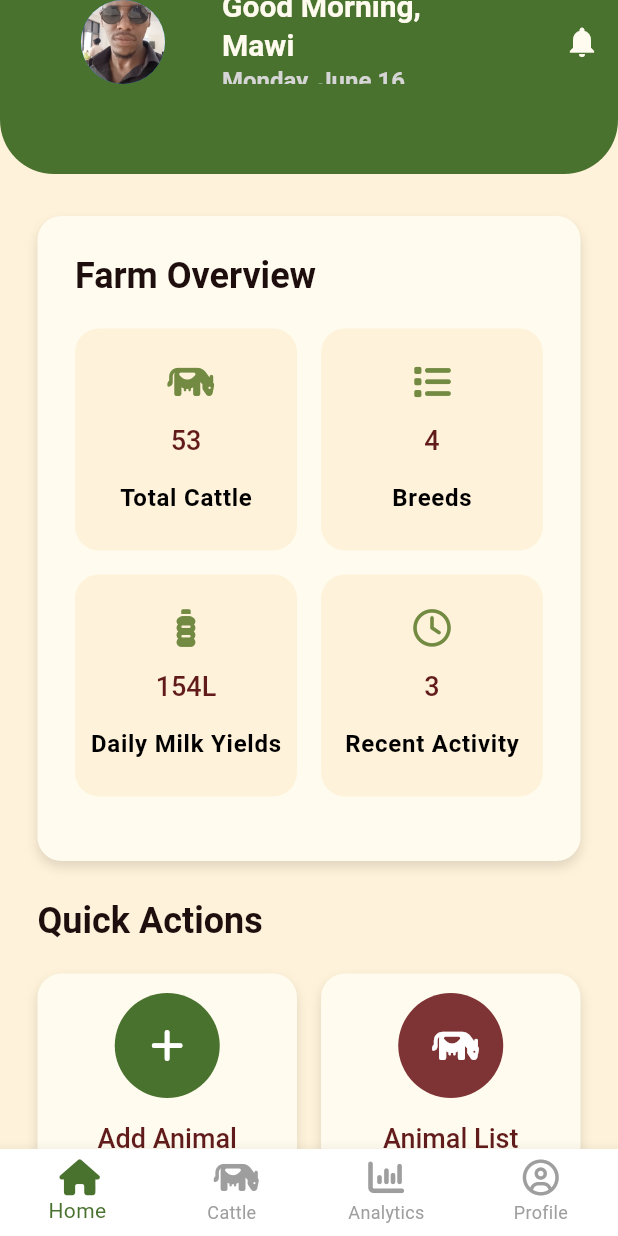
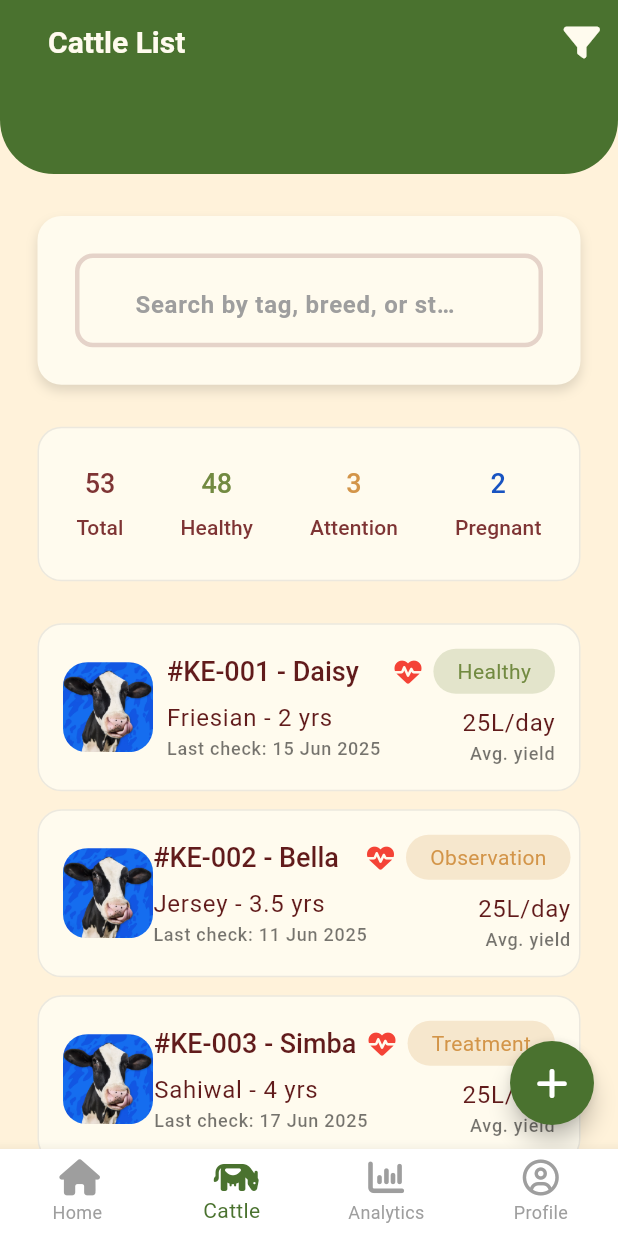
Before and after one commit to rodgersBRY/boma360-client, a Flutter app: the screen it shows after launch, on a phone screen of 412 x 824 dp. Run offline on Flutter 3.47's test engine with Material 3 defaults, Android fonts, the phone set to English and light mode, and no system bars; our stand-ins replace flutter_dotenv, font_awesome_flutter, get.

Commit message:
complete cattle list widget

```diff
--- a/lib/config/constants.dart
+++ b/lib/config/constants.dart
@@ -4,3 +4,4 @@ const kFarmOutlineImage = 'assets/images/farm.png';
 const kCowLogoImage = 'assets/images/cow.png';
 const kFarmerImage = 'assets/images/farmer.jpg';
 const kOwnerImage = 'assets/images/profile.jpg';
+const kCowImage = 'assets/images/cow1.webp';
--- a/lib/config/theme/app_theme.dart
+++ b/lib/config/theme/app_theme.dart
@@ -54,6 +54,9 @@ class AppTheme {
         unselectedItemColor: Colors.grey,
         type: BottomNavigationBarType.fixed,
       ),
+      floatingActionButtonTheme: FloatingActionButtonThemeData(
+        backgroundColor: AppColors.primary,
+      ),
     );
   }
 }
--- /dev/null
+++ b/lib/data/cattle_data.dart
@@ -0,0 +1,132 @@
+import 'package:client/config/theme/colors.dart';
+import 'package:flutter/material.dart';
+
+enum Status { healthy, attention, treatment, observation, pregnant }
+
+class CattleModel {
+  final String tag;
+  final String name;
+  final Status status;
+  final String breed;
+  final String age;
+  final String? gender;
+  final DateTime? lastCheck;
+  final DateTime? dueDate;
+  final String? imageUrl;
+  final bool? vaccinationDue;
+
+  const CattleModel({
+    required this.tag,
+    required this.name,
+    required this.status,
+    required this.breed,
+    required this.age,
+    this.gender,
+    this.lastCheck,
+    this.dueDate,
+    this.imageUrl,
+    this.vaccinationDue,
+  });
+}
+
+extension StatusColorExtenstion on Status {
+  Color get color {
+    switch (this) {
+      case Status.healthy:
+        return AppColors.secondary;
+      case Status.attention:
+      case Status.treatment:
+      case Status.observation:
+        return AppColors.warning;
+      case Status.pregnant:
+        return AppColors.info;
+    }
+  }
+}
+
+final List<Map<String, dynamic>> kCattleOverviewData = [
+  {"label": "Total", "content": "53", "color": AppColors.danger},
+  {"label": "Healthy", "content": "48", "color": AppColors.secondary},
+  {"label": "Attention", "content": "3", "color": AppColors.warning},
+  {"label": "Pregnant", "content": "2", "color": AppColors.info},
+];
+
+final List<CattleModel> kCattleList = [
+  CattleModel(
+    tag: 'KE-001',
+    name: 'Daisy',
+    status: Status.healthy,
+    breed: 'Friesian',
+    age: '2 yrs',
+    lastCheck: DateTime.now().subtract(Duration(days: 3)),
+    dueDate: DateTime.now().add(Duration(days: 27)),
+    imageUrl: 'https://example.com/images/daisy.jpg',
+    vaccinationDue: false,
+  ),
+  CattleModel(
+    tag: 'KE-002',
+    name: 'Bella',
+    status: Status.observation,
+    breed: 'Jersey',
+    age: '3.5 yrs',
+    lastCheck: DateTime.now().subtract(Duration(days: 7)),
+    dueDate: DateTime.now().add(Duration(days: 14)),
+    imageUrl: 'https://example.com/images/bella.jpg',
+    vaccinationDue: true,
+  ),
+  CattleModel(
+    tag: 'KE-003',
+    name: 'Simba',
+    status: Status.treatment,
+    breed: 'Sahiwal',
+    age: '4 yrs',
+    lastCheck: DateTime.now().subtract(Duration(days: 1)),
+    dueDate: DateTime.now().add(Duration(days: 30)),
+    imageUrl: 'https://example.com/images/simba.jpg',
+    vaccinationDue: true,
+  ),
+  CattleModel(
+    tag: 'KE-004',
+    name: 'Luna',
+    status: Status.healthy,
+    breed: 'Ayrshire',
+    age: '1.5 yrs',
+    lastCheck: DateTime.now().subtract(Duration(days: 2)),
+    dueDate: DateTime.now().add(Duration(days: 60)),
+    imageUrl: null,
+    vaccinationDue: false,
+  ),
+  CattleModel(
+    tag: 'KE-005',
+    name: 'Max',
+    status: Status.pregnant,
+    breed: 'Guernsey',
+    age: '3 yrs',
+    lastCheck: DateTime.now().subtract(Duration(days: 10)),
+    dueDate: DateTime.now().add(Duration(days: 90)),
+    imageUrl: 'https://example.com/images/max.jpg',
+    vaccinationDue: false,
+  ),
+  CattleModel(
+    tag: 'KE-006',
+    name: 'Nala',
+    status: Status.healthy,
+    breed: 'Zebu',
+    age: '2.2 yrs',
+    lastCheck: DateTime.now().subtract(Duration(days: 5)),
+    dueDate: DateTime.now().add(Duration(days: 45)),
+    imageUrl: null,
+    vaccinationDue: true,
+  ),
+  CattleModel(
+    tag: 'KE-007',
+    name: 'Milo',
+    status: Status.attention,
+    breed: 'Ankole',
+    age: '5 yrs',
+    lastCheck: DateTime.now().subtract(Duration(days: 20)),
+    dueDate: DateTime.now().add(Duration(days: 10)),
+    imageUrl: 'https://example.com/images/milo.jpg',
+    vaccinationDue: true,
+  ),
+];
--- a/lib/data/dashboard/dashboard_tiles.dart
+++ b/lib/data/dashboard/dashboard_tiles.dart
@@ -1,18 +1,22 @@
 import 'package:client/config/theme/colors.dart';
+import 'package:client/presentation/pages/main/main_controller.dart';
 import 'package:flutter/widgets.dart';
 import 'package:font_awesome_flutter/font_awesome_flutter.dart';
+import 'package:get/get.dart';
 
 class CustomTileModel {
   final IconData icon;
   final Color? color;
   final String title;
   final String subtitle;
+  final VoidCallback? func;
 
   const CustomTileModel({
     required this.title,
     required this.subtitle,
     required this.icon,
     this.color,
+    this.func,
   });
 }
 
@@ -47,6 +51,9 @@ final List<CustomTileModel> kQuickActionData = [
     subtitle: 'View all cattle',
     icon: FontAwesomeIcons.cow,
     color: AppColors.danger,
+    func: () {
+      Get.find<MainController>().changeIndex(1);
+    },
   ),
   CustomTileModel(
     title: 'Yield Records',
@@ -59,5 +66,8 @@ final List<CustomTileModel> kQuickActionData = [
     subtitle: 'Analytics & Insights',
     icon: FontAwesomeIcons.chartArea,
     color: AppColors.primary,
+    func: () {
+      Get.find<MainController>().changeIndex(2);
+    },
   ),
 ];
--- /dev/null
+++ b/lib/helper/extensions.dart
@@ -0,0 +1,7 @@
+extension StringCasingExtension on String {
+  String capitalize() =>
+      isNotEmpty ? '${this[0].toUpperCase()}${substring(1).toLowerCase()}' : '';
+
+  String capitalizeEachWord() =>
+      split(' ').map((str) => str.capitalize()).join(' ');
+}
--- /dev/null
+++ b/lib/presentation/pages/main/cows/cows.dart
@@ -0,0 +1,131 @@
+import 'package:client/config/constants.dart';
+import 'package:client/config/theme/colors.dart';
+import 'package:client/data/cattle_data.dart';
+import 'package:client/presentation/widgets/cows/cow_list_tile.dart';
+import 'package:client/presentation/widgets/input_field.dart';
+import 'package:flutter/material.dart';
+import 'package:font_awesome_flutter/font_awesome_flutter.dart';
+
+class CowsWidget extends StatelessWidget {
+  const CowsWidget({super.key});
+
+  @override
+  Widget build(BuildContext context) {
+    final screenWidth = MediaQuery.of(context).size.width;
+    // final screenHeight = MediaQuery.of(context).size.height;
+    final textTheme = Theme.of(context).textTheme;
+
+    return Scaffold(
+      extendBodyBehindAppBar: true,
+      appBar: AppBar(
+        backgroundColor: AppColors.primary,
+        title: ListTile(
+          title: Text(
+            'Cattle List',
+            style: textTheme.headlineMedium?.copyWith(
+              color: AppColors.white,
+              fontWeight: FontWeight.bold,
+              fontSize: 20.0,
+            ),
+          ),
+        ),
+        actions: [
+          IconButton(onPressed: () {}, icon: Icon(FontAwesomeIcons.filter)),
+        ],
+      ),
+      body: ListView(
+        children: [
+          Container(
+            height: 60,
+            width: screenWidth,
+            decoration: BoxDecoration(
+              color: AppColors.primary,
+              borderRadius: const BorderRadius.only(
+                bottomLeft: Radius.circular(36),
+                bottomRight: Radius.circular(36),
+              ),
+            ),
+          ),
+          const SizedBox(height: 28.0),
+          Padding(
+            padding: const EdgeInsets.symmetric(horizontal: kDefaultPadding),
+            child: Container(
+              padding: const EdgeInsets.all(kDefaultPadding),
+              width: screenWidth,
+              decoration: BoxDecoration(
+                color: AppColors.white,
+                borderRadius: BorderRadius.circular(16),
+                boxShadow: [
+                  BoxShadow(
+                    color: Colors.black12,
+                    blurRadius: 6,
+                    offset: Offset(0, 4),
+                  ),
+                ],
+              ),
+              child: InputField(
+                hintText: 'Search by tag, breed, or status',
+                prefixIcon: Icons.search,
+              ),
+            ),
+          ),
+          const SizedBox(height: 28),
+          Padding(
+            padding: const EdgeInsets.symmetric(horizontal: kDefaultPadding),
+            child: Container(
+              padding: const EdgeInsets.all(kDefaultPadding),
+              decoration: BoxDecoration(
+                color: AppColors.white,
+                border: Border.all(color: Colors.grey.withValues(alpha: .2)),
+                borderRadius: BorderRadius.circular(kDefaultRadius),
+              ),
+              child: Row(
+                mainAxisAlignment: MainAxisAlignment.spaceBetween,
+                children: [
+                  ...kCattleOverviewData.map((item) {
+                    return Column(
+                      children: [
+                        Text(
+                          item['content'],
+                          style: textTheme.headlineMedium?.copyWith(
+                            color: item['color'],
+                          ),
+                        ),
+                        const SizedBox(height: 8),
+                        Text(
+                          item['label'],
+                          style: textTheme.labelLarge?.copyWith(
+                            color: AppColors.danger,
+                          ),
+                        ),
+                      ],
+                    );
+                  }),
+                ],
+              ),
+            ),
+          ),
+          const SizedBox(height: 28),
+          Padding(
+            padding: const EdgeInsets.symmetric(horizontal: kDefaultPadding),
+            child: Column(
+              children: [
+                ...kCattleList.map((cattle) {
+                  return Container(
+                    margin: const EdgeInsets.only(bottom: 12),
+                    child: CowListTile(textTheme: textTheme, cattle: cattle),
+                  );
+                }),
+              ],
+            ),
+          ),
+        ],
+      ),
+      floatingActionButton: FloatingActionButton(
+        onPressed: () {},
+        shape: const CircleBorder(),
+        child: Icon(FontAwesomeIcons.plus),
+      ),
+    );
+  }
+}
--- a/lib/presentation/pages/main/dashboard/dashboard.dart
+++ b/lib/presentation/pages/main/dashboard/dashboard.dart
@@ -158,8 +158,8 @@ class DashboardWidget extends StatelessWidget {
                       ),
                       title: item.title,
                       subtitle: item.subtitle,
-
                       shadow: true,
+                      func: item.func,
                     );
                   }),
                 ],
--- a/lib/presentation/pages/main/main.dart
+++ b/lib/presentation/pages/main/main.dart
@@ -1,3 +1,4 @@
+import 'package:client/presentation/pages/main/cows/cows.dart';
 import 'package:client/presentation/pages/main/dashboard/dashboard.dart';
 import 'package:client/presentation/pages/main/main_controller.dart';
 import 'package:flutter/material.dart';
@@ -9,7 +10,7 @@ class MainWidget extends StatelessWidget {
 
   final List<Widget> _pages = [
     DashboardWidget(),
-    Center(child: Text('Cattle')),
+    CowsWidget(),
     Center(child: Text('Reports')),
     Center(child: Text('Profile')),
   ];
--- a/lib/presentation/pages/main/main_controller.dart
+++ b/lib/presentation/pages/main/main_controller.dart
@@ -1,7 +1,7 @@
 import 'package:get/get.dart';
 
 class MainController extends GetxController {
-  var selectedIndex = 0.obs;
+  var selectedIndex = 1.obs;
 
   void changeIndex(int index) {
     selectedIndex.value = index;
--- /dev/null
+++ b/lib/presentation/widgets/cows/cow_list_tile.dart
@@ -0,0 +1,107 @@
+import 'package:client/config/constants.dart';
+import 'package:client/config/theme/colors.dart';
+import 'package:client/data/cattle_data.dart';
+import 'package:client/helper/extensions.dart';
+import 'package:client/helper/util.dart';
+import 'package:flutter/material.dart';
+import 'package:font_awesome_flutter/font_awesome_flutter.dart';
+
+class CowListTile extends StatelessWidget {
+  final TextTheme textTheme;
+  final CattleModel cattle;
+
+  const CowListTile({super.key, required this.textTheme, required this.cattle});
+
+  @override
+  Widget build(BuildContext context) {
+    return GestureDetector(
+      onTap: () {},
+      child: Container(
+        padding: const EdgeInsets.all(16),
+        decoration: BoxDecoration(
+          color: AppColors.white,
+          border: Border.all(color: Colors.grey.withValues(alpha: .2)),
+          borderRadius: BorderRadius.circular(kDefaultRadius),
+        ),
+        child: Row(
+          mainAxisAlignment: MainAxisAlignment.spaceBetween,
+          children: [
+            ClipRRect(
+              borderRadius: BorderRadius.circular(kDefaultRadius),
+              child: Image.asset(
+                kCowImage,
+                width: 60,
+                height: 60,
+                fit: BoxFit.cover,
+              ),
+            ),
+            Column(
+              crossAxisAlignment: CrossAxisAlignment.start,
+              children: [
+                FittedBox(
+                  child: Text(
+                    '#${cattle.tag} - ${cattle.name}',
+                    style: textTheme.headlineMedium,
+                  ),
+                ),
+                const SizedBox(height: 8),
+                Text(
+                  '${cattle.breed} - ${cattle.age}',
+                  style: textTheme.bodyLarge?.copyWith(
+                    color: AppColors.textSecondary,
+                  ),
+                ),
+                Text(
+                  'Last check: ${Util.formatDate(cattle.lastCheck!)}',
+                  style: textTheme.labelMedium?.copyWith(color: Colors.black54),
+                ),
+              ],
+            ),
+            Column(
+              crossAxisAlignment: CrossAxisAlignment.end,
+              children: [
+                Row(
+                  children: [
+                    Icon(
+                      FontAwesomeIcons.heartPulse,
+                      size: 18,
+                      color: Colors.red,
+                    ),
+                    const SizedBox(width: 8),
+                    Container(
+                      padding: const EdgeInsets.symmetric(
+                        horizontal: 16,
+                        vertical: 5,
+                      ),
+                      decoration: BoxDecoration(
+                        color: cattle.status.color.withValues(alpha: .2),
+                        borderRadius: BorderRadius.circular(25),
+                      ),
+                      child: Text(
+                        cattle.status.name.capitalize(),
+                        style: textTheme.bodyMedium?.copyWith(
+                          color: cattle.status.color,
+                        ),
+                      ),
+                    ),
+                  ],
+                ),
+                const SizedBox(height: 8),
+                Text(
+                  '25L/day',
+                  style: textTheme.bodyLarge?.copyWith(
+                    color: AppColors.textSecondary,
+                  ),
+                ),
+                Text(
+                  'Avg. yield',
+                  style: textTheme.labelMedium?.copyWith(color: Colors.black54),
+                ),
+              ],
+            ),
+          ],
+        ),
+      ),
+    );
+  }
+}
--- a/lib/presentation/widgets/custom_tile.dart
+++ b/lib/presentation/widgets/custom_tile.dart
@@ -7,6 +7,7 @@ class CustomTile extends StatelessWidget {
   final Color color;
   final Widget leadWidget;
   final bool shadow;
+  final VoidCallback? func;
 
   const CustomTile({
     super.key,
@@ -15,12 +16,15 @@ class CustomTile extends StatelessWidget {
     required this.subtitle,
     required this.title,
     required this.color,
+    this.func,
     this.shadow = false,
   });
 
   @override
   Widget build(BuildContext context) {
-    return Container(
+    return GestureDetector(
+      onTap: func,
+      child: Container(
         decoration: BoxDecoration(
           color: color,
           borderRadius: BorderRadius.circular(16),
@@ -48,6 +52,7 @@ class CustomTile extends StatelessWidget {
             ),
           ],
         ),
+      ),
     );
   }
 }
--- a/lib/presentation/widgets/input_field.dart
+++ b/lib/presentation/widgets/input_field.dart
@@ -6,6 +6,7 @@ class InputField extends StatelessWidget {
   final String? Function(String?)? validator;
   final bool? obscureText;
   final IconData? suffixIcon;
+  final IconData? prefixIcon;
 
   const InputField({
     super.key,
@@ -13,6 +14,7 @@ class InputField extends StatelessWidget {
     this.validator,
     this.obscureText,
     this.suffixIcon,
+    this.prefixIcon,
   });
 
   @override
@@ -45,6 +47,7 @@ class InputField extends StatelessWidget {
             width: 3.0,
           ),
         ),
+        prefix: Icon(prefixIcon, color: AppColors.danger.withValues(alpha: .5)),
         suffixIcon: IconButton(
           icon: Icon(suffixIcon, color: AppColors.danger.withValues(alpha: .5)),
           onPressed: () {},
```
Also changed, not shown: assets/images/cow1.webp (added). Lines whose indentation alone changed are shown as unchanged.
